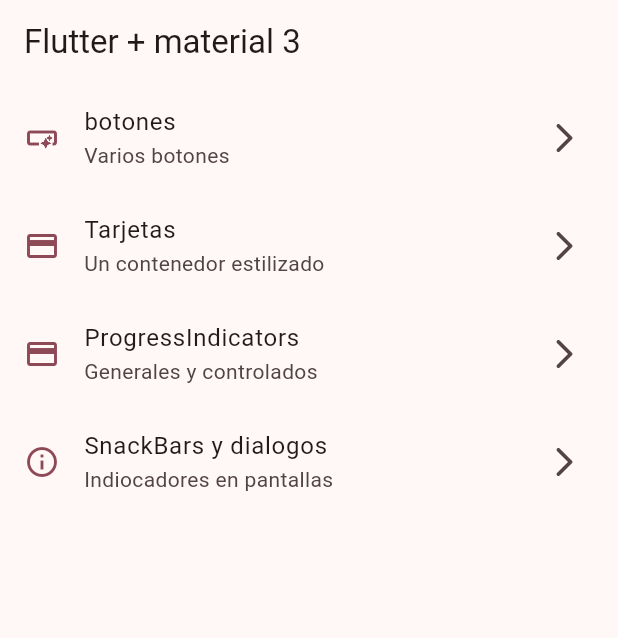
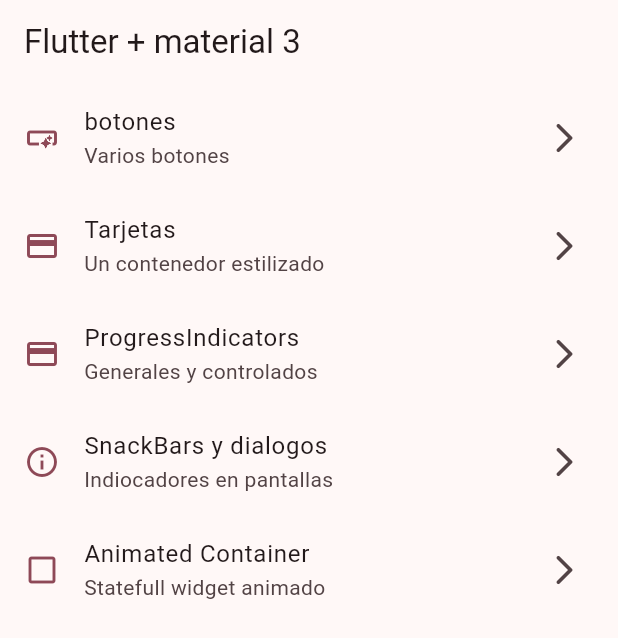
Before and after one commit to cazabe/flutter_widgets_ex, a Flutter app: the screen it shows after launch, on a phone screen of 412 x 824 dp. Shown: the top 638 px of the screen. Run offline on Flutter 3.47's test engine with Material 3 defaults, Android fonts, the phone set to English and light mode, and no system bars; our stand-ins replace go_router.

Commit message:
Animated container terminado

```diff
--- a/lib/config/menu/menu_items.dart
+++ b/lib/config/menu/menu_items.dart
@@ -34,4 +34,9 @@ const appMenuItems = <MenuItem>[
       subtittle: 'Indiocadores en pantallas',
       link: '/snackbars',
       icon: Icons.info_outline),
+  MenuItem(
+      tittle: 'Animated Container ',
+      subtittle: 'Statefull widget animado',
+      link: '/animated',
+      icon: Icons.check_box_outline_blank),
 ];
--- a/lib/config/router/app_router.dart
+++ b/lib/config/router/app_router.dart
@@ -29,5 +29,10 @@ final appRouter = GoRouter(
       name: SnackBarScreen.name,
       builder: (context, state) => const SnackBarScreen(),
     ),
+    GoRoute(
+      path: '/animated',
+      name: AnimatedScreen.name,
+      builder: (context, state) => const AnimatedScreen(),
+    ),
   ],
 );
```
Also changed, not shown: lib/presentation/screens/animated/animated_screen.dart (+43 -2 lines).
